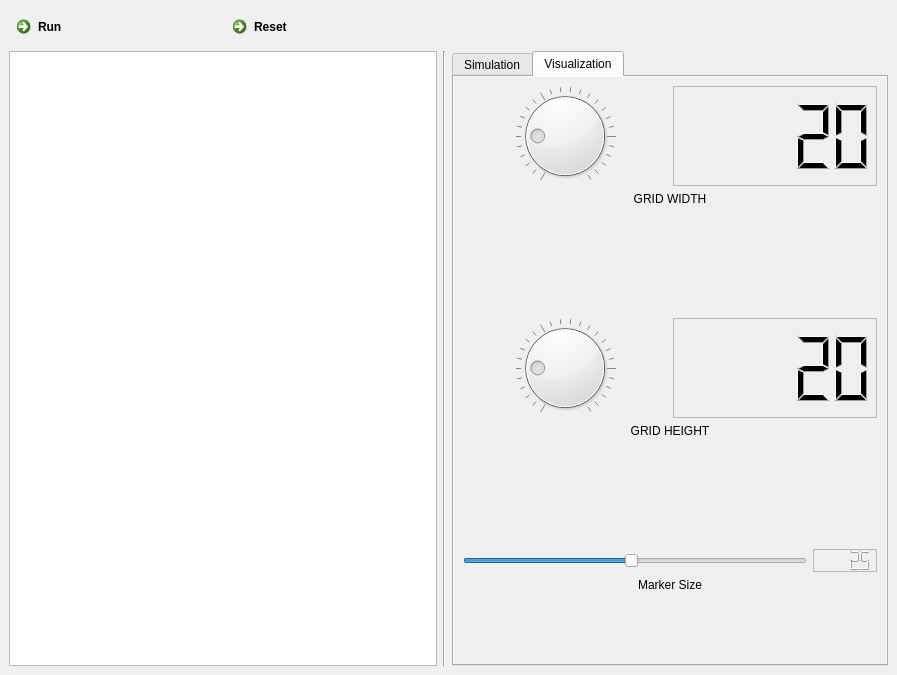
Qt form mainWindow.ui (NathanTouboul/PathPlanning) before a commit.
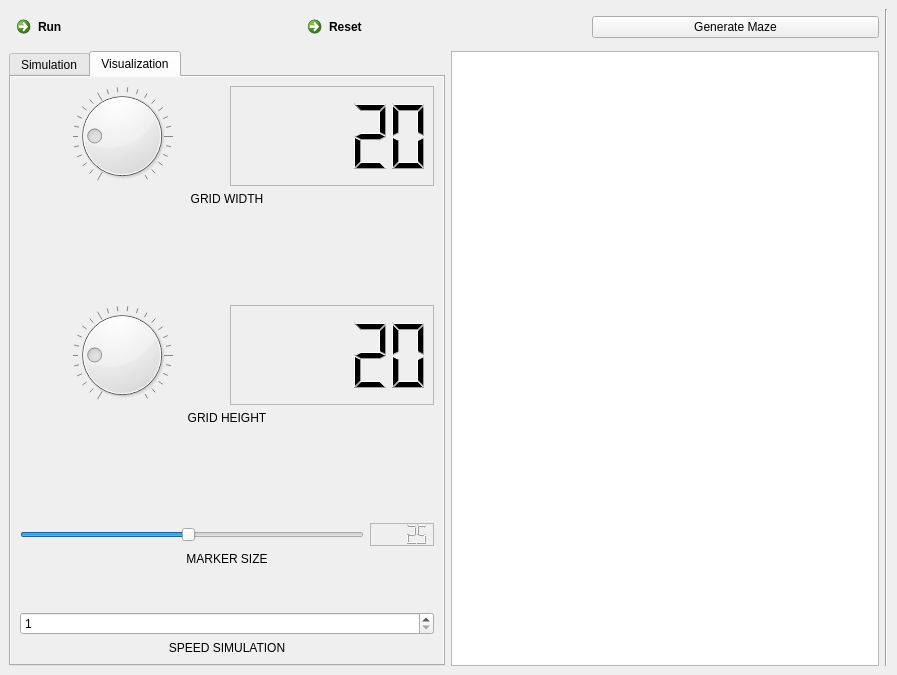
The same form after that commit. The open tabs and pages were chosen to show the change. Custom widgets are drawn as their Qt base class.

Commit message: Maze Generation - BackTracking

Patch:
```diff
--- a/mainWindow.ui
+++ b/mainWindow.ui
@@ -20,17 +20,9 @@
      <verstretch>0</verstretch>
     </sizepolicy>
    </property>
+   <layout class="QGridLayout" name="gridLayout_3">
+    <item row="0" column="0">
    <layout class="QGridLayout" name="gridLayout">
-    <item row="1" column="0">
-     <widget class="QChartView" name="gridView"/>
-    </item>
-    <item row="1" column="1">
-     <widget class="Line" name="line">
-      <property name="orientation">
-       <enum>Qt::Vertical</enum>
-      </property>
-     </widget>
-    </item>
     <item row="0" column="0">
      <layout class="QHBoxLayout" name="hLayout">
       <property name="spacing">
@@ -68,9 +60,27 @@
         </property>
        </widget>
       </item>
-     </layout>
-    </item>
-    <item row="1" column="3">
+        <item>
+         <widget class="QPushButton" name="mazeButton">
+          <property name="text">
+           <string>Generate Maze</string>
+          </property>
+          <property name="checkable">
+           <bool>true</bool>
+          </property>
+          <property name="autoRepeat">
+           <bool>false</bool>
+          </property>
+          <property name="autoExclusive">
+           <bool>false</bool>
+          </property>
+         </widget>
+        </item>
+       </layout>
+      </item>
+      <item row="1" column="0">
+       <layout class="QHBoxLayout" name="horizontalLayout_4">
+        <item>
      <widget class="QTabWidget" name="tabWidget">
       <property name="tabPosition">
        <enum>QTabWidget::North</enum>
@@ -306,7 +316,7 @@
                <bool>false</bool>
               </property>
               <property name="text">
-               <string>Marker Size</string>
+                   <string>MARKER SIZE</string>
               </property>
               <property name="scaledContents">
                <bool>true</bool>
@@ -332,12 +342,56 @@
               </property>
              </spacer>
             </item>
+                <item>
+                 <widget class="QSpinBox" name="spinBox">
+                  <property name="minimum">
+                   <number>1</number>
+                  </property>
+                  <property name="maximum">
+                   <number>10</number>
+                  </property>
+                 </widget>
+                </item>
+                <item>
+                 <widget class="QLabel" name="label_4">
+                  <property name="text">
+                   <string>SPEED SIMULATION</string>
+                  </property>
+                  <property name="scaledContents">
+                   <bool>true</bool>
+                  </property>
+                  <property name="alignment">
+                   <set>Qt::AlignCenter</set>
+                  </property>
+                  <property name="wordWrap">
+                   <bool>true</bool>
+                  </property>
+                 </widget>
+                </item>
            </layout>
           </item>
          </layout>
         </item>
        </layout>
       </widget>
+         </widget>
+        </item>
+        <item>
+         <widget class="QChartView" name="gridView">
+          <property name="sizeAdjustPolicy">
+           <enum>QAbstractScrollArea::AdjustToContents</enum>
+          </property>
+         </widget>
+        </item>
+       </layout>
+      </item>
+     </layout>
+    </item>
+    <item row="0" column="1">
+     <widget class="Line" name="line">
+      <property name="orientation">
+       <enum>Qt::Vertical</enum>
+      </property>
      </widget>
     </item>
    </layout>
```
Left out of the diff: 4 changed lines with no effect on the pictures. Lines whose indentation alone changed are shown as unchanged. The commit also changes 6 other files.
